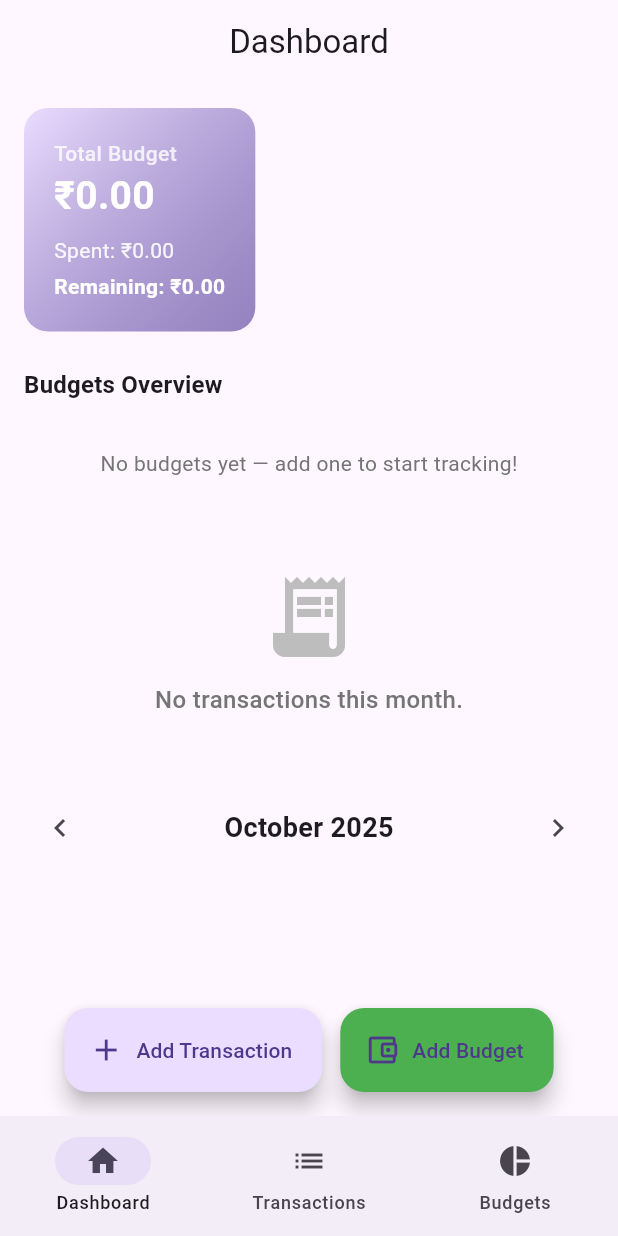
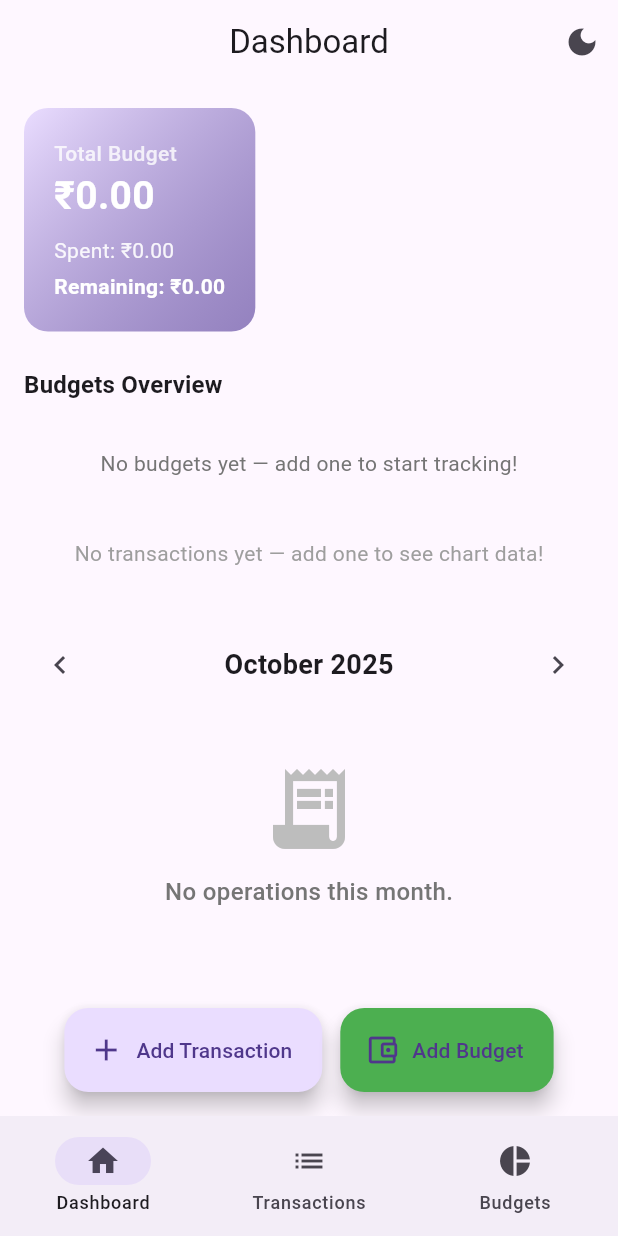
Before and after one commit to shirinshaikh290/expense_tracker, a Flutter app: the screen it shows after launch, on a phone screen of 412 x 824 dp. Run offline on Flutter 3.47's test engine with Material 3 defaults, Android fonts, the phone set to English and light mode, and no system bars; our stand-ins replace bloc, fl_chart, flutter_animate, flutter_bloc, shared_preferences, sqflite; accounts and stored records are empty.

Commit message:
added expense chart , month wise transaction display , added button to change theme

```diff
--- a/lib/features/dashboard/dashboard_screen.dart
+++ b/lib/features/dashboard/dashboard_screen.dart
@@ -2,13 +2,12 @@ import 'package:flutter/material.dart';
 import 'package:flutter_bloc/flutter_bloc.dart';
 import 'package:intl/intl.dart';
 
-import '../transactions/presentation/budget_cubit/budget_cubit.dart';
-import '../transactions/presentation/screens/budget_screen.dart';
-import '../transactions/presentation/screens/transaction_screen.dart';
-import '../transactions/presentation/transaction_cubit/transaction_controller.dart';
-
-
-
+import '../../themes/theme_cubit.dart';
+import '../operations/presentation/budget_cubit/budget_cubit.dart';
+import '../operations/presentation/screens/budget_screen.dart';
+import '../operations/presentation/screens/transaction_screen.dart';
+import '../operations/presentation/transaction_cubit/transaction_controller.dart';
+import 'expense_chart.dart';
 class DashboardScreen extends StatefulWidget {
   const DashboardScreen({super.key});
 
@@ -36,6 +35,20 @@ class _DashboardScreenState extends State<DashboardScreen> {
         title: const Text('Dashboard'),
         centerTitle: true,
         elevation: 0,
+        actions: [
+          BlocBuilder<ThemeCubit, ThemeMode>(
+            builder: (context, themeMode) {
+              final isDark = themeMode == ThemeMode.dark;
+              return IconButton(
+                icon: Icon(isDark ? Icons.light_mode : Icons.dark_mode),
+                tooltip: isDark ? 'Switch to Light Mode' : 'Switch to Dark Mode',
+                onPressed: () {
+                  context.read<ThemeCubit>().toggleTheme();
+                },
+              );
+            },
+          ),
+        ],
       ),
       body: SingleChildScrollView(
         padding: const EdgeInsets.all(16),
@@ -146,7 +159,55 @@ class _DashboardScreenState extends State<DashboardScreen> {
               },
             ),
 
+            /// 📈 Expense Chart by Category
+            BlocBuilder<TransactionCubit, TransactionState>(
+              builder: (context, txState) {
+                if (txState.loading) {
+                  return const Center(child: CircularProgressIndicator());
+                }
+
+                if (txState.transactions.isEmpty) {
+                  return const Center(
+                    child: Padding(
+                      padding: EdgeInsets.all(20),
+                      child: Text(
+                        'No transactions yet — add one to see chart data!',
+                        style: TextStyle(color: Colors.grey),
+                      ),
+                    ),
+                  );
+                }
+
+                // ✅ Compute category totals dynamically from current transactions
+                final Map<String, double> categoryTotals = {};
+                for (var tx in txState.transactions) {
+                  categoryTotals[tx.category] =
+                      (categoryTotals[tx.category] ?? 0) + tx.amount;
+                }
+
+                return ExpenseChart(categoryData: categoryTotals);
+              },
+            ),
+
             const SizedBox(height: 20),
+            Row(
+              mainAxisAlignment: MainAxisAlignment.spaceBetween,
+              children: [
+                IconButton(
+                  icon: const Icon(Icons.chevron_left),
+                  onPressed: () => _changeMonth(-1),
+                ),
+                Text(
+                  '${DateFormat.yMMMM().format(DateTime(selectedYear, selectedMonth))}',
+                  style: const TextStyle(fontSize: 18, fontWeight: FontWeight.bold),
+                ),
+                IconButton(
+                  icon: const Icon(Icons.chevron_right),
+                  onPressed: () => _changeMonth(1),
+                ),
+              ],
+            ),
+             SizedBox(height: 20),
           BlocBuilder<TransactionCubit, TransactionState>(
             builder: (context, state) {
               if (state.loading) {
@@ -170,7 +231,7 @@ class _DashboardScreenState extends State<DashboardScreen> {
                         Icon(Icons.receipt_long, size: 64, color: Colors.grey.shade400),
                         const SizedBox(height: 12),
                         Text(
-                          'No transactions this month.',
+                          'No operations this month.',
                           style: TextStyle(
                             color: Colors.grey.shade600,
                             fontSize: 16,
@@ -252,25 +313,7 @@ class _DashboardScreenState extends State<DashboardScreen> {
               );
             },
           ),
-          const SizedBox(height: 30),
-
-            Row(
-              mainAxisAlignment: MainAxisAlignment.spaceBetween,
-              children: [
-                IconButton(
-                  icon: const Icon(Icons.chevron_left),
-                  onPressed: () => _changeMonth(-1),
-                ),
-                Text(
-                  '${DateFormat.yMMMM().format(DateTime(selectedYear, selectedMonth))}',
-                  style: const TextStyle(fontSize: 18, fontWeight: FontWeight.bold),
-                ),
-                IconButton(
-                  icon: const Icon(Icons.chevron_right),
-                  onPressed: () => _changeMonth(1),
-                ),
-              ],
-            )
+          const SizedBox(height: 200),
           ],
         ),
       ),
@@ -412,7 +455,7 @@ class _DashboardScreenState extends State<DashboardScreen> {
                   style: TextStyle(
                       color: Colors.white.withOpacity(0.8),
                       fontWeight: FontWeight.w500)),
-              Text(
+              totalBudget.toStringAsFixed(2)==0?CircularProgressIndicator():Text(
                 '₹${totalBudget.toStringAsFixed(2)}',
                 style: const TextStyle(
                     color: Colors.white,
--- a/lib/features/transactions/domain/repositories/budget_repository.dart
+++ b/lib/features/operations/domain/repositories/budget_repository.dart
@@ -51,7 +51,7 @@ class BudgetRepository {
     final db = await AppDatabase.database;
 
     await db.transaction((txn) async {
-      // Delete transactions for that category
+      // Delete operations for that category
       await txn.delete(
         'transactions',
         where: 'category = ?',
@@ -66,7 +66,7 @@ class BudgetRepository {
       );
     });
   }
-  // 🔹 Check if any transactions exist for this category
+  // 🔹 Check if any operations exist for this category
   Future<bool> hasTransactions(String category) async {
     final db = await AppDatabase.database;
     final res = await db.query(
--- a/lib/features/transactions/presentation/budget_cubit/budget_cubit.dart
+++ b/lib/features/operations/presentation/budget_cubit/budget_cubit.dart
@@ -65,11 +65,11 @@ class BudgetCubit extends Cubit<BudgetState> {
   Future<void> deleteBudgetSafely(String category, BuildContext context) async {
     final success = await _repo.deleteBudgetSafely(category);
     if (!success) {
-      emit(state.copyWith(errorMessage: 'Cannot delete — transactions exist for this category.'));
+      emit(state.copyWith(errorMessage: 'Cannot delete — operations exist for this category.'));
 
       ScaffoldMessenger.of(context).showSnackBar(
         const SnackBar(
-          content: Text('Cannot delete budget — existing transactions found.'),
+          content: Text('Cannot delete budget — existing operations found.'),
           backgroundColor: Colors.redAccent,
         ),
       );
--- a/lib/features/transactions/presentation/screens/transaction_screen.dart
+++ b/lib/features/operations/presentation/screens/transaction_screen.dart
@@ -33,7 +33,7 @@ class _TransactionScreenState extends State<TransactionScreen> {
           if (state.transactions.isEmpty) {
             return Center(
               child: Text(
-                "No transactions yet.\nTap '+' to add one!",
+                "No operations yet.\nTap '+' to add one!",
                 textAlign: TextAlign.center,
                 style: TextStyle(
                   color: Theme.of(context).hintColor,
--- a/lib/features/transactions/presentation/transaction_cubit/transaction_controller.dart
+++ b/lib/features/operations/presentation/transaction_cubit/transaction_controller.dart
@@ -30,4 +30,9 @@ class TransactionCubit extends Cubit<TransactionState> {
     await _repo.deleteTransaction(id);
     await loadTransactions();
   }
+
+  Future<Map<String, double>> fetchCategoryTotals() async {
+    final data = await _repo.getCategoryTotals();
+    return data;
+  }
 }
--- a/lib/home_screen.dart
+++ b/lib/home_screen.dart
@@ -1,8 +1,8 @@
-import 'package:expense_tracker_app/features/transactions/presentation/screens/transaction_screen.dart';
 import 'package:flutter/material.dart';
 
-import 'features/transactions/presentation/screens/budget_screen.dart';
 import 'features/dashboard/dashboard_screen.dart';
+import 'features/operations/presentation/screens/budget_screen.dart';
+import 'features/operations/presentation/screens/transaction_screen.dart';
 
 class HomeScreen extends StatefulWidget {
   const HomeScreen({super.key});
--- a/lib/main.dart
+++ b/lib/main.dart
@@ -1,11 +1,12 @@
+import 'package:expense_tracker_app/splash_screen.dart';
 import 'package:expense_tracker_app/themes/theme_cubit.dart';
 import 'package:flutter/material.dart';
 import 'package:flutter_bloc/flutter_bloc.dart';
 
-import 'features/transactions/domain/repositories/budget_repository.dart';
-import 'features/transactions/domain/repositories/transaction_repository.dart';
-import 'features/transactions/presentation/budget_cubit/budget_cubit.dart';
-import 'features/transactions/presentation/transaction_cubit/transaction_controller.dart';
+import 'features/operations/domain/repositories/budget_repository.dart';
+import 'features/operations/domain/repositories/transaction_repository.dart';
+import 'features/operations/presentation/budget_cubit/budget_cubit.dart';
+import 'features/operations/presentation/transaction_cubit/transaction_controller.dart';
 import 'home_screen.dart';
 
 void main() {
@@ -36,7 +37,7 @@ class MyApp extends StatelessWidget {
             theme: ThemeData.light(useMaterial3: true),
             darkTheme: ThemeData.dark(useMaterial3: true),
             themeMode: themeMode,
-            home: const HomeScreen(),
+            home:SplashScreen(),
             debugShowCheckedModeBanner: false,
           );
         },
```
Also changed, not shown: lib/features/dashboard/expense_chart.dart (added, +107 -0 lines), lib/features/operations/domain/repositories/transaction_repository.dart (renamed from lib/features/transactions/domain/repositories/transaction_repository.dart, +23 -0 lines), lib/splash_screen.dart (added, +120 -0 lines), pubspec.yaml (+11 -3 lines), assets/logo.jpg (added), lib/features/operations/data/database/app_database.dart (renamed from lib/features/transactions/data/database/app_database.dart), lib/features/operations/data/models/budget_model.dart (renamed from lib/features/transactions/data/models/budget_model.dart), lib/features/operations/data/models/transaction_model.dart (renamed from lib/features/transactions/data/models/transaction_model.dart), lib/features/operations/presentation/screens/budget_screen.dart (renamed from lib/features/transactions/presentation/screens/budget_screen.dart), lib/features/operations/presentation/widgets/transaction_tile.dart (renamed from lib/features/transactions/presentation/widgets/transaction_tile.dart).
